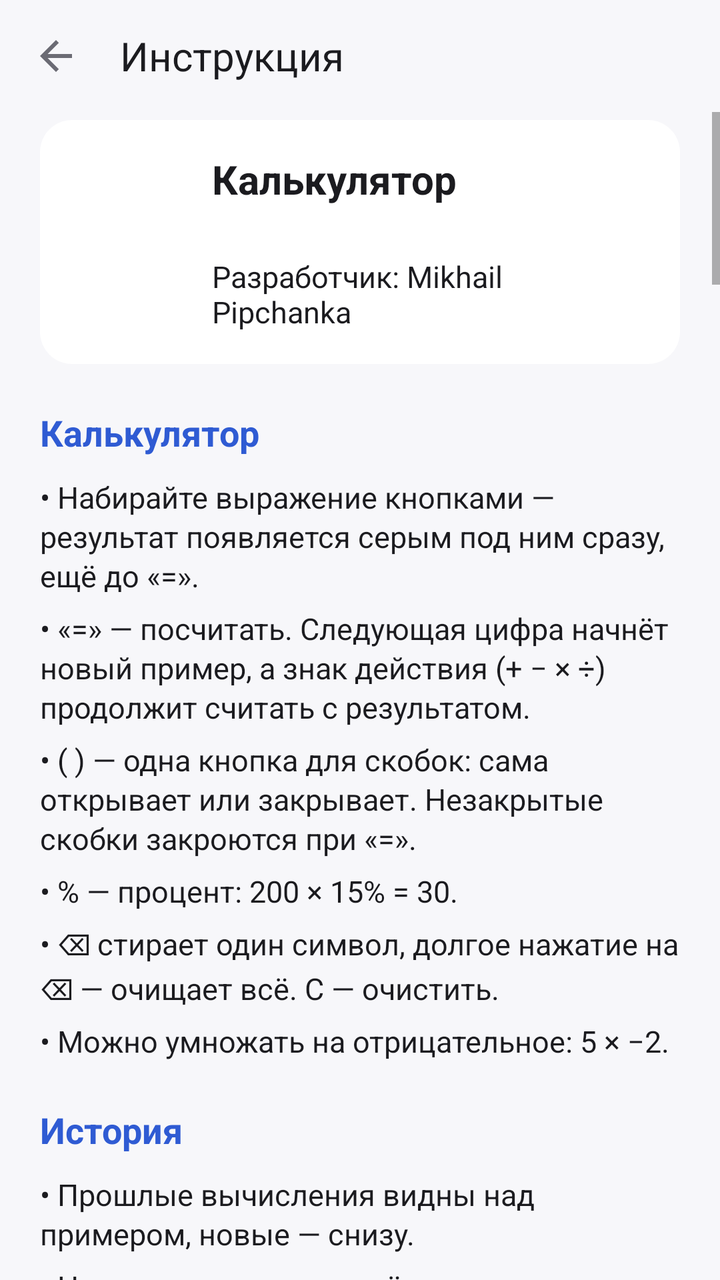
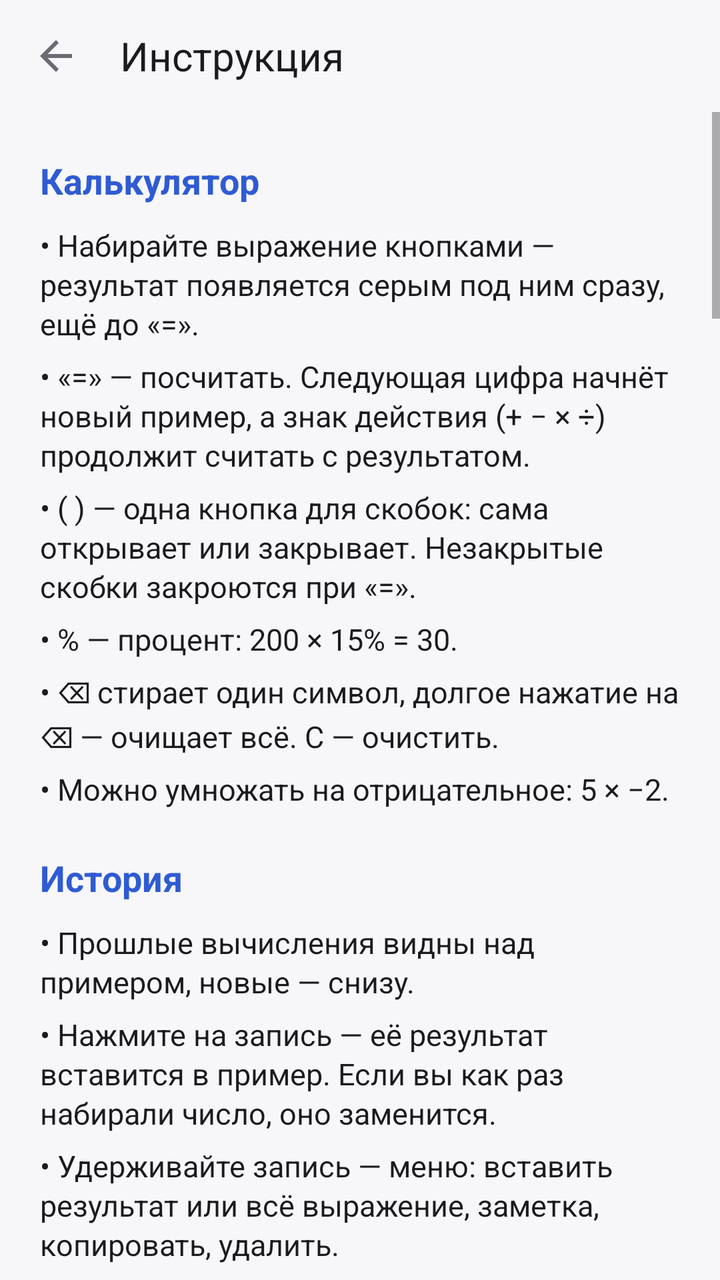

Compare the two renders of this Android layout. The source of the first and the diff that turns it into the second are given below.
<!-- AndroidManifest.xml: application theme AppTheme -->
<!-- res/layout/activity_about.xml -->
<?xml version="1.0" encoding="utf-8"?>
<LinearLayout xmlns:android="http://schemas.android.com/apk/res/android"
    android:layout_width="match_parent"
    android:layout_height="match_parent"
    android:fitsSystemWindows="true"
    android:orientation="vertical">

    <LinearLayout
        android:layout_width="match_parent"
        android:layout_height="56dp"
        android:gravity="center_vertical"
        android:orientation="horizontal"
        android:paddingStart="4dp"
        android:paddingEnd="4dp">

        <ImageButton
            android:id="@+id/btnBack"
            android:layout_width="48dp"
            android:layout_height="48dp"
            android:background="@drawable/icon_button_bg"
            android:contentDescription="@string/desc_back"
            android:src="@drawable/ic_back" />

        <TextView
            android:layout_width="0dp"
            android:layout_height="wrap_content"
            android:layout_marginStart="8dp"
            android:layout_weight="1"
            android:text="@string/about_title"
            android:textColor="?attr/c_text_primary"
            android:textSize="20sp" />
    </LinearLayout>

    <ScrollView
        android:layout_width="match_parent"
        android:layout_height="match_parent">

        <LinearLayout
            android:layout_width="match_parent"
            android:layout_height="wrap_content"
            android:orientation="vertical"
            android:paddingStart="20dp"
            android:paddingEnd="20dp"
            android:paddingBottom="24dp">

            
            <LinearLayout
                android:layout_width="match_parent"
                android:layout_height="wrap_content"
                android:layout_marginTop="4dp"
                android:background="@drawable/card_static_bg"
                android:gravity="center_vertical"
                android:orientation="horizontal"
                android:padding="16dp">

                <ImageView
                    android:layout_width="56dp"
                    android:layout_height="56dp"
                    android:importantForAccessibility="no"
                    android:src="@mipmap/ic_launcher" />

                <LinearLayout
                    android:layout_width="0dp"
                    android:layout_height="wrap_content"
                    android:layout_marginStart="14dp"
                    android:layout_weight="1"
                    android:orientation="vertical">

                    <TextView
                        android:layout_width="wrap_content"
                        android:layout_height="wrap_content"
                        android:text="@string/app_name"
                        android:textColor="?attr/c_text_primary"
                        android:textSize="20sp"
                        android:textStyle="bold" />

                    <TextView
                        android:id="@+id/aboutVersion"
                        android:layout_width="wrap_content"
                        android:layout_height="wrap_content"
                        android:textColor="?attr/c_text_secondary"
                        android:textSize="14sp" />

                    <TextView
                        android:layout_width="wrap_content"
                        android:layout_height="wrap_content"
                        android:layout_marginTop="6dp"
                        android:text="@string/about_developer"
                        android:textColor="?attr/c_text_primary"
                        android:textSize="15sp" />
                </LinearLayout>
            </LinearLayout>

            <TextView
                style="@style/AboutHeading"
                android:text="Калькулятор" />

            <TextView
                style="@style/AboutItem"
                android:text="• Набирайте выражение кнопками — результат появляется серым под ним сразу, ещё до «=»." />

            <TextView
                style="@style/AboutItem"
                android:text="• «=» — посчитать. Следующая цифра начнёт новый пример, а знак действия (+ − × ÷) продолжит считать с результатом." />

            <TextView
                style="@style/AboutItem"
                android:text="• ( ) — одна кнопка для скобок: сама открывает или закрывает. Незакрытые скобки закроются при «=»." />

            <TextView
                style="@style/AboutItem"
                android:text="• % — процент: 200 × 15% = 30." />

            <TextView
                style="@style/AboutItem"
                android:text="• ⌫ стирает один символ, долгое нажатие на ⌫ — очищает всё. C — очистить." />

            <TextView
                style="@style/AboutItem"
                android:text="• Можно умножать на отрицательное: 5 × −2." />

            <TextView
                style="@style/AboutHeading"
                android:text="История" />

            <TextView
                style="@style/AboutItem"
                android:text="• Прошлые вычисления видны над примером, новые — снизу." />

            <TextView
                style="@style/AboutItem"
                android:text="• Нажмите на запись — её результат вставится в пример. Если вы как раз набирали число, оно заменится." />

            <TextView
                style="@style/AboutItem"
                android:text="• Удерживайте запись — меню: вставить результат или всё выражение, заметка, копировать, удалить." />

            <TextView
                style="@style/AboutItem"
                android:text="• Кнопка 🕘 (слева сверху) — вся история плитками на весь экран. Вернуться — кнопка клавиатуры или «Назад»." />

            <TextView
                style="@style/AboutHeading"
                android:text="Заметки и поиск" />

            <TextView
                style="@style/AboutItem"
                android:text="• Удерживайте запись → «Добавить заметку», например «аренда». Заметка видна над вычислением." />

            <TextView
                style="@style/AboutItem"
                android:text="• Записи с заметками хранятся всегда. Без заметок хранятся последние 200, более старые удаляются сами." />

            <TextView
                style="@style/AboutItem"
                android:text="• В истории плитками сверху есть поиск — по заметке или числу. Кнопка «★ Заметки» оставляет только записи с заметками." />

            <TextView
                style="@style/AboutItem"
                android:text="• Корзина в истории удаляет только записи без заметок. «Удалить всё» — вместе с заметками (спросит ещё раз)." />

            <TextView
                style="@style/AboutHeading"
                android:text="Калькулятор поверх окон" />

            <TextView
                style="@style/AboutItem"
                android:text="• Меню ⋮ на главном экране → «Калькулятор поверх окон», или плитка «Калькулятор поверх окон» в шторке уведомлений (добавьте её через ✎ в шторке)." />

            <TextView
                style="@style/AboutItem"
                android:text="• В первый раз Android попросит разрешение «Поверх других приложений» — включите его для Калькулятора и вернитесь. Само приложение при этом сворачивается, на экране остаётся только окно." />

            <TextView
                style="@style/AboutItem"
                android:text="• Окно двигается за верхнюю полоску, уголок справа внизу меняет размер. «—» — свернуть в пузырёк у края экрана, «⤢» — открыть приложение с этим числом, «✕» — закрыть." />

            <TextView
                style="@style/AboutItem"
                android:text="• Под результатом — сумма в $ и € по курсу Нацбанка (нажмите — скопировать) и «📋 Вставить» число из буфера, например из банка." />

            <TextView
                style="@style/AboutItem"
                android:text="• Удерживайте результат — скопировать. Удерживайте верхнюю полоску — окно станет полупрозрачным." />

            <TextView
                style="@style/AboutItem"
                android:text="• Перетащите окно или пузырёк на красный ✕ внизу — калькулятор закроется. Вычисления попадают в общую историю." />

            <TextView
                style="@style/AboutItem"
                android:text="• Пока окно открыто, в шторке висит уведомление — без него Android закрыл бы окно в фоне." />

            <TextView
                style="@style/AboutHeading"
                android:text="Быстрая сумма" />

            <TextView
                style="@style/AboutItem"
                android:text="• Кнопка Σ на главном экране. Вводите числа одно за другим и нажимайте «Готово» — итог сразу сверху крупно." />

            <TextView
                style="@style/AboutItem"
                android:text="• Можно с подписью: «хлеб 1.9» или «5.40 молоко», с умножением: «молоко 2×2.35», с минусом: «скидка −5»." />

            <TextView
                style="@style/AboutItem"
                android:text="• Кнопка «абв / 123» слева от поля переключает клавиатуру: только цифры (быстрее) или с буквами (для подписей)." />

            <TextView
                style="@style/AboutItem"
                android:text="• Нажмите на строку — она перестанет учитываться (зачёркнута), нажмите ещё раз — вернётся. Смахните — удалится, внизу «Отменить». Удерживайте — изменить." />

            <TextView
                style="@style/AboutItem"
                android:text="• «В калькулятор» — итог попадёт в пример, а вся лента — в историю. Кнопка «Поделиться» отправит ленту текстом." />

            <TextView
                style="@style/AboutHeading"
                android:text="Покупки" />

            <TextView
                style="@style/AboutItem"
                android:text="• Кнопка «Покупки» на главном экране. «+ Новый список» — создайте список, например «Продукты»." />

            <TextView
                style="@style/AboutItem"
                android:text="• Впишите товар внизу и нажмите «Готово» — он добавится, а клавиатура останется для следующего товара. Подсказки появляются из того, что вы уже покупали." />

            <TextView
                style="@style/AboutItem"
                android:text="• Можно сразу с количеством и ценой: «Молоко 2 × 2.35», «Яблоки 1.5 кг × 3.20» или «Картошка 3 кг»." />

            <TextView
                style="@style/AboutItem"
                android:text="• Нажмите на товар — он вычеркнется и уйдёт вниз в «Куплено». Нажмите ещё раз — вернётся." />

            <TextView
                style="@style/AboutItem"
                android:text="• Смахните товар влево или вправо — удалится; внизу появится «Отменить»." />

            <TextView
                style="@style/AboutItem"
                android:text="• Удерживайте товар — изменить название, количество и цену." />

            <TextView
                style="@style/AboutItem"
                android:text="• Если указаны цены, внизу видно итог, сколько потрачено и сколько осталось. «В калькулятор» вставит итог в пример." />

            <TextView
                style="@style/AboutItem"
                android:text="• ⋮ — снять все отметки (для повторного списка), удалить купленное, переименовать. Кнопка «Поделиться» отправит список текстом в мессенджер." />

            <TextView
                style="@style/AboutHeading"
                android:text="Конвертер валют" />

            <TextView
                style="@style/AboutItem"
                android:text="• Кнопка «Валюты» на главном экране. Введите сумму в любой строке (BYN, USD, EUR, BTC) — остальные пересчитаются." />

            <TextView
                style="@style/AboutItem"
                android:text="• Число с экрана калькулятора подставляется само. «В калькулятор» — вернуть сумму из строки, где стоит курсор." />

            <TextView
                style="@style/AboutItem"
                android:text="• Официальный курс — Нацбанк Беларуси. Биткоин — мировая цена в долларах, пересчитанная по курсу доллара." />

            <TextView
                style="@style/AboutItem"
                android:text="• ⟳ — обновить курсы. Без интернета используются последние сохранённые." />

            <TextView
                style="@style/AboutItem"
                android:text="• Нажмите на строку с суммой — справа появится ⓧ: он быстро очищает все суммы." />

            <TextView
                style="@style/AboutHeading"
                android:text="Курсы банков" />

            <TextView
                style="@style/AboutItem"
                android:text="• Кнопка «Курс: …» — выбрать, по какому курсу считать: НБРБ, лучший в банках или конкретный банк." />

            <TextView
                style="@style/AboutItem"
                android:text="• Для банка выберите «Покупаю валюту» (курс продажи банка) или «Продаю валюту» (курс покупки банка)." />

            <TextView
                style="@style/AboutItem"
                android:text="• Ниже — таблица банков Минска: покупка и продажа USD или EUR, минимум и максимум. Лучшие курсы — зелёные." />

            <TextView
                style="@style/AboutItem"
                android:text="• Нажмите на курс в таблице — откроются адреса отделений с этим курсом, нажатие на адрес покажет его на карте." />

            <TextView
                style="@style/AboutItem"
                android:text="• Нажмите на название банка — конвертер будет считать по его курсу." />

            <TextView
                style="@style/AboutHeading"
                android:text="Оформление" />

            <TextView
                style="@style/AboutItem"
                android:text="• Кнопка «Оформление» ниже: «Как в системе» (по умолчанию — светлая или тёмная вслед за настройкой телефона), «Светлая» или «Тёмная»." />

            <TextView
                style="@style/AboutHeading"
                android:text="Откуда данные" />

            <TextView
                style="@style/AboutItem"
                android:text="• Официальные курсы — Национальный банк Республики Беларусь (nbrb.by)." />

            <TextView
                style="@style/AboutItem"
                android:text="• Биткоин — CoinGecko (запасные: Coinbase, Binance)." />

            <TextView
                style="@style/AboutItem"
                android:text="• Курсы банков и адреса отделений — myfin.by; запасной вариант — открытые API Беларусбанка и Альфа-Банка. Перед обменом уточняйте курс в банке." />

            <TextView
                android:id="@+id/btnAppearance"
                android:layout_width="match_parent"
                android:layout_height="48dp"
                android:layout_marginTop="24dp"
                android:background="@drawable/pill_bg"
                android:clickable="true"
                android:focusable="true"
                android:gravity="center"
                android:text="@string/appearance_button"
                android:textColor="?attr/c_btn_op_text"
                android:textSize="16sp" />

            <TextView
                android:id="@+id/btnPrivacy"
                android:layout_width="match_parent"
                android:layout_height="48dp"
                android:layout_marginTop="10dp"
                android:background="@drawable/pill_bg"
                android:clickable="true"
                android:focusable="true"
                android:gravity="center"
                android:text="@string/privacy_title"
                android:textColor="?attr/c_btn_op_text"
                android:textSize="16sp" />

            <TextView
                android:layout_width="match_parent"
                android:layout_height="wrap_content"
                android:layout_marginTop="20dp"
                android:gravity="center"
                android:text="@string/about_footer"
                android:textColor="?attr/c_text_secondary"
                android:textSize="13sp" />
        </LinearLayout>
    </ScrollView>
</LinearLayout>
<!-- resources referenced by this layout -->
<resources>
  <!-- drawable card_static_bg (drawable) -->
  <?xml version="1.0" encoding="utf-8"?>
  <shape xmlns:android="http://schemas.android.com/apk/res/android"
      android:shape="rectangle">
      <solid android:color="?attr/c_card" />
      <corners android:radius="16dp" />
  </shape>
  <!-- drawable icon_button_bg (drawable) -->
  <?xml version="1.0" encoding="utf-8"?>
  <ripple xmlns:android="http://schemas.android.com/apk/res/android"
      android:color="?attr/c_ripple"
      android:radius="22dp" />
  <!-- drawable pill_bg (drawable) -->
  <?xml version="1.0" encoding="utf-8"?>
  <ripple xmlns:android="http://schemas.android.com/apk/res/android"
      android:color="?attr/c_ripple">
      <item>
          <shape android:shape="rectangle">
              <solid android:color="?attr/c_btn_op" />
              <corners android:radius="20dp" />
          </shape>
      </item>
  </ripple>
  <!-- mipmap ic_launcher (mipmap-anydpi-v26) -->
  <?xml version="1.0" encoding="utf-8"?>
  <adaptive-icon xmlns:android="http://schemas.android.com/apk/res/android">
      <background android:drawable="@color/ic_launcher_background" />
      <foreground android:drawable="@drawable/ic_launcher_foreground" />
      <monochrome android:drawable="@drawable/ic_launcher_monochrome" />
  </adaptive-icon>
  <string name="about_developer">Разработчик: Mikhail Pipchanka</string>
  <string name="about_footer">© Mikhail Pipchanka</string>
  <string name="about_title">Инструкция</string>
  <string name="app_name">Калькулятор</string>
  <string name="appearance_button">🎨 Оформление</string>
  <string name="desc_back">Назад</string>
  <string name="privacy_title">Политика конфиденциальности</string>
  <style name="AboutItem">
          <item name="android:layout_width">match_parent</item>
          <item name="android:layout_height">wrap_content</item>
          <item name="android:layout_marginTop">6dp</item>
          <item name="android:lineSpacingExtra">2dp</item>
          <item name="android:textColor">?attr/c_text_primary</item>
          <item name="android:textSize">15sp</item>
      </style>
  <color name="ic_launcher_background">#FF03161D</color>
  <!-- drawable ic_launcher_foreground: png bitmap (drawable-hdpi, 25011 bytes) -->
  <!-- drawable ic_launcher_monochrome (drawable) -->
  <?xml version="1.0" encoding="utf-8"?>
  <vector xmlns:android="http://schemas.android.com/apk/res/android"
      android:width="108dp"
      android:height="108dp"
      android:viewportWidth="108"
      android:viewportHeight="108">
      <path
          android:fillColor="#FFFFFFFF"
          android:pathData="M39,33h4v16h-4zM33,39h16v4h-16zM59,39h16v4h-16zM59,61h16v4h-16zM59,69h16v4h-16z" />
      <group
          android:pivotX="41"
          android:pivotY="67"
          android:rotation="45">
          <path
              android:fillColor="#FFFFFFFF"
              android:pathData="M39,59h4v16h-4zM33,65h16v4h-16z" />
      </group>
  </vector>
  <color name="background">#FFF7F7FA</color>
  <color name="text_primary">#FF1B1B1F</color>
  <color name="text_secondary">#FF6B6B74</color>
  <color name="error">#FFD32F2F</color>
  <color name="btn_digit">#FFFFFFFF</color>
  <color name="btn_func">#FFE3E3EA</color>
  <color name="btn_op">#FFDCE6FF</color>
  <color name="btn_op_text">#FF2F5BD3</color>
  <color name="btn_equals">#FF2F5BD3</color>
  <color name="btn_equals_text">#FFFFFFFF</color>
  <color name="ripple">#33000000</color>
  <color name="accent">#FF2F5BD3</color>
  <color name="card">#FFFFFFFF</color>
  <color name="best">#FF2E7D32</color>
  <color name="divider">#1F000000</color>
  <color name="undo_bg">#FF2B2B30</color>
  <color name="undo_text">#FFF2F2F5</color>
  <color name="undo_action">#FF8AB4FF</color>
  <color name="danger">#FFE53935</color>
  <!-- unchanged entries left out for length: 3 -->
</resources>

<!-- the commit's change to res/layout/activity_about.xml (unified diff, before → after) -->
@@ -41,55 +41,8 @@
             android:orientation="vertical"
             android:paddingStart="20dp"
             android:paddingEnd="20dp"
-            android:paddingBottom="24dp">
-
-            
-            <LinearLayout
-                android:layout_width="match_parent"
-                android:layout_height="wrap_content"
-                android:layout_marginTop="4dp"
-                android:background="@drawable/card_static_bg"
-                android:gravity="center_vertical"
-                android:orientation="horizontal"
-                android:padding="16dp">
-
-                <ImageView
-                    android:layout_width="56dp"
-                    android:layout_height="56dp"
-                    android:importantForAccessibility="no"
-                    android:src="@mipmap/ic_launcher" />
-
-                <LinearLayout
-                    android:layout_width="0dp"
-                    android:layout_height="wrap_content"
-                    android:layout_marginStart="14dp"
-                    android:layout_weight="1"
-                    android:orientation="vertical">
-
-                    <TextView
-                        android:layout_width="wrap_content"
-                        android:layout_height="wrap_content"
-                        android:text="@string/app_name"
-                        android:textColor="?attr/c_text_primary"
-                        android:textSize="20sp"
-                        android:textStyle="bold" />
-
-                    <TextView
-                        android:id="@+id/aboutVersion"
-                        android:layout_width="wrap_content"
-                        android:layout_height="wrap_content"
-                        android:textColor="?attr/c_text_secondary"
-                        android:textSize="14sp" />
-
-                    <TextView
-                        android:layout_width="wrap_content"
-                        android:layout_height="wrap_content"
-                        android:layout_marginTop="6dp"
-                        android:text="@string/about_developer"
-                        android:textColor="?attr/c_text_primary"
-                        android:textSize="15sp" />
-                </LinearLayout>
-            </LinearLayout>
+            android:paddingBottom="32dp">
+
 
             <TextView
                 style="@style/AboutHeading"
@@ -299,64 +252,6 @@
                 style="@style/AboutItem"
                 android:text="• Нажмите на название банка — конвертер будет считать по его курсу." />
 
-            <TextView
-                style="@style/AboutHeading"
-                android:text="Оформление" />
-
-            <TextView
-                style="@style/AboutItem"
-                android:text="• Кнопка «Оформление» ниже: «Как в системе» (по умолчанию — светлая или тёмная вслед за настройкой телефона), «Светлая» или «Тёмная»." />
-
-            <TextView
-                style="@style/AboutHeading"
-                android:text="Откуда данные" />
-
-            <TextView
-                style="@style/AboutItem"
-                android:text="• Официальные курсы — Национальный банк Республики Беларусь (nbrb.by)." />
-
-            <TextView
-                style="@style/AboutItem"
-                android:text="• Биткоин — CoinGecko (запасные: Coinbase, Binance)." />
-
-            <TextView
-                style="@style/AboutItem"
-                android:text="• Курсы банков и адреса отделений — myfin.by; запасной вариант — открытые API Беларусбанка и Альфа-Банка. Перед обменом уточняйте курс в банке." />
-
-            <TextView
-                android:id="@+id/btnAppearance"
-                android:layout_width="match_parent"
-                android:layout_height="48dp"
-                android:layout_marginTop="24dp"
-                android:background="@drawable/pill_bg"
-                android:clickable="true"
-                android:focusable="true"
-                android:gravity="center"
-                android:text="@string/appearance_button"
-                android:textColor="?attr/c_btn_op_text"
-                android:textSize="16sp" />
-
-            <TextView
-                android:id="@+id/btnPrivacy"
-                android:layout_width="match_parent"
-                android:layout_height="48dp"
-                android:layout_marginTop="10dp"
-                android:background="@drawable/pill_bg"
-                android:clickable="true"
-                android:focusable="true"
-                android:gravity="center"
-                android:text="@string/privacy_title"
-                android:textColor="?attr/c_btn_op_text"
-                android:textSize="16sp" />
-
-            <TextView
-                android:layout_width="match_parent"
-                android:layout_height="wrap_content"
-                android:layout_marginTop="20dp"
-                android:gravity="center"
-                android:text="@string/about_footer"
-                android:textColor="?attr/c_text_secondary"
-                android:textSize="13sp" />
         </LinearLayout>
     </ScrollView>
 </LinearLayout>
<!-- resource entries referenced after the edit -->
@@ -1,42 +1,12 @@
 <!-- resources referenced by this layout -->
 <resources>
-  <!-- drawable card_static_bg (drawable) -->
-  <?xml version="1.0" encoding="utf-8"?>
-  <shape xmlns:android="http://schemas.android.com/apk/res/android"
-      android:shape="rectangle">
-      <solid android:color="?attr/c_card" />
-      <corners android:radius="16dp" />
-  </shape>
   <!-- drawable icon_button_bg (drawable) -->
   <?xml version="1.0" encoding="utf-8"?>
   <ripple xmlns:android="http://schemas.android.com/apk/res/android"
       android:color="?attr/c_ripple"
       android:radius="22dp" />
-  <!-- drawable pill_bg (drawable) -->
-  <?xml version="1.0" encoding="utf-8"?>
-  <ripple xmlns:android="http://schemas.android.com/apk/res/android"
-      android:color="?attr/c_ripple">
-      <item>
-          <shape android:shape="rectangle">
-              <solid android:color="?attr/c_btn_op" />
-              <corners android:radius="20dp" />
-          </shape>
-      </item>
-  </ripple>
-  <!-- mipmap ic_launcher (mipmap-anydpi-v26) -->
-  <?xml version="1.0" encoding="utf-8"?>
-  <adaptive-icon xmlns:android="http://schemas.android.com/apk/res/android">
-      <background android:drawable="@color/ic_launcher_background" />
-      <foreground android:drawable="@drawable/ic_launcher_foreground" />
-      <monochrome android:drawable="@drawable/ic_launcher_monochrome" />
-  </adaptive-icon>
-  <string name="about_developer">Разработчик: Mikhail Pipchanka</string>
-  <string name="about_footer">© Mikhail Pipchanka</string>
   <string name="about_title">Инструкция</string>
-  <string name="app_name">Калькулятор</string>
-  <string name="appearance_button">🎨 Оформление</string>
   <string name="desc_back">Назад</string>
-  <string name="privacy_title">Политика конфиденциальности</string>
   <style name="AboutItem">
           <item name="android:layout_width">match_parent</item>
           <item name="android:layout_height">wrap_content</item>
@@ -45,27 +15,6 @@
           <item name="android:textColor">?attr/c_text_primary</item>
           <item name="android:textSize">15sp</item>
       </style>
-  <color name="ic_launcher_background">#FF03161D</color>
-  <!-- drawable ic_launcher_foreground: png bitmap (drawable-hdpi, 25011 bytes) -->
-  <!-- drawable ic_launcher_monochrome (drawable) -->
-  <?xml version="1.0" encoding="utf-8"?>
-  <vector xmlns:android="http://schemas.android.com/apk/res/android"
-      android:width="108dp"
-      android:height="108dp"
-      android:viewportWidth="108"
-      android:viewportHeight="108">
-      <path
-          android:fillColor="#FFFFFFFF"
-          android:pathData="M39,33h4v16h-4zM33,39h16v4h-16zM59,39h16v4h-16zM59,61h16v4h-16zM59,69h16v4h-16z" />
-      <group
-          android:pivotX="41"
-          android:pivotY="67"
-          android:rotation="45">
-          <path
-              android:fillColor="#FFFFFFFF"
-              android:pathData="M39,59h4v16h-4zM33,65h16v4h-16z" />
-      </group>
-  </vector>
   <color name="background">#FFF7F7FA</color>
   <color name="text_primary">#FF1B1B1F</color>
   <color name="text_secondary">#FF6B6B74</color>
